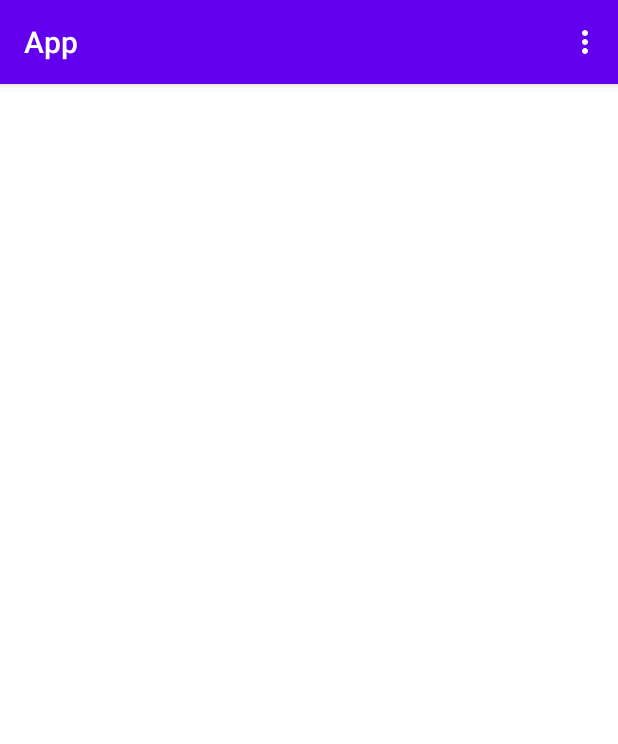
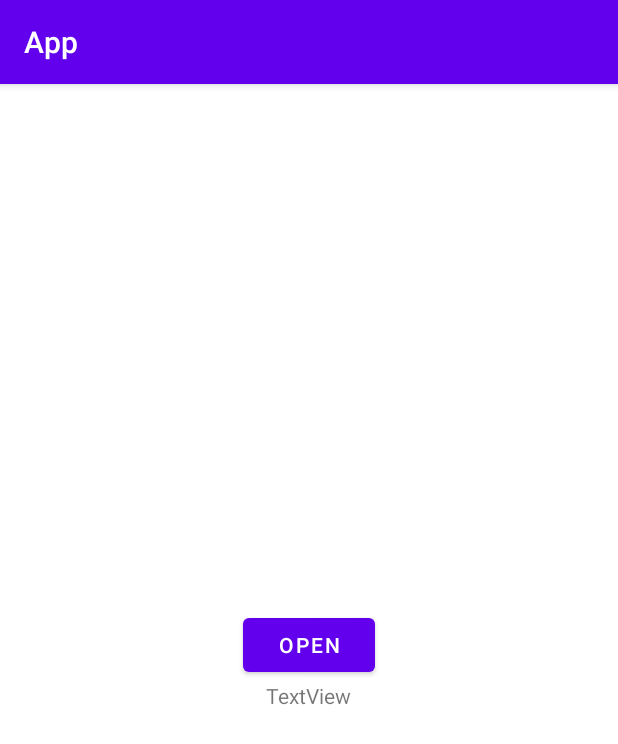
Before and after one commit to leodomitrovic/On-the-influence-of-using-initialization-functions-on-genetic-algorithms-solving-combinatorial-optim, an Android app: the MainActivity screen opened directly, with no data from a screen before it, on a phone screen of 412 x 824 dp. Shown: the top 744 px of the screen. Run offline under Robolectric (Android 15) with nearby library versions, the phone set to English and light mode, and no system bars; our stand-ins replace Firebase (no records; nobody signed in at launch, a user with empty details on screens opened directly).

Commit message:
Dodano učitavanje slike ili videa iz memorije te čitanje lokacijskih podataka iz slike

```diff
--- a/App/app/build.gradle
+++ b/App/app/build.gradle
@@ -9,7 +9,7 @@ android {
 
     defaultConfig {
         applicationId "com.example.app"
-        minSdkVersion 16
+        minSdkVersion 23
         targetSdkVersion 30
         versionCode 1
         versionName "1.0"
@@ -38,6 +38,7 @@ dependencies {
     implementation 'com.google.firebase:firebase-auth:19.2.0'
     implementation 'com.google.firebase:firebase-firestore:22.1.1'
     implementation 'com.google.firebase:firebase-database:19.7.0'
+    implementation 'com.google.firebase:firebase-storage:19.2.1'
     testImplementation 'junit:junit:4.+'
     androidTestImplementation 'androidx.test.ext:junit:1.1.2'
     androidTestImplementation 'androidx.test.espresso:espresso-core:3.3.0'
@@ -45,4 +46,5 @@ dependencies {
     implementation 'com.google.firebase:firebase-analytics'
     implementation 'com.google.firebase:firebase-auth'
     implementation 'com.google.firebase:firebase-firestore'
+    implementation 'com.squareup.picasso:picasso:2.5.2'
 }
--- a/App/app/src/main/AndroidManifest.xml
+++ b/App/app/src/main/AndroidManifest.xml
@@ -1,6 +1,8 @@
 <?xml version="1.0" encoding="utf-8"?>
 <manifest xmlns:android="http://schemas.android.com/apk/res/android"
     package="com.example.app">
+
+    <uses-permission android:name="android.permission.INTERNET" />
 
     <application
         android:allowBackup="true"
--- a/App/app/src/main/java/com/example/app/MainActivity.java
+++ b/App/app/src/main/java/com/example/app/MainActivity.java
@@ -1,87 +1,94 @@
 package com.example.app;
 
 import androidx.annotation.NonNull;
+import androidx.annotation.RequiresApi;
 import androidx.appcompat.app.AppCompatActivity;
 
 import android.content.Intent;
+import android.location.Location;
+import android.media.ExifInterface;
+import android.net.Uri;
+import android.os.Build;
 import android.os.Bundle;
-import android.util.Log;
 import android.view.Menu;
 import android.view.MenuInflater;
 import android.view.MenuItem;
 import android.view.View;
 import android.widget.Button;
+import android.widget.ImageView;
 import android.widget.TextView;
 import android.widget.Toast;
 
 import com.google.android.gms.tasks.OnCompleteListener;
+import com.google.android.gms.tasks.OnFailureListener;
 import com.google.android.gms.tasks.OnSuccessListener;
 import com.google.android.gms.tasks.Task;
 import com.google.firebase.auth.FirebaseAuth;
 import com.google.firebase.auth.FirebaseUser;
 import com.google.firebase.firestore.CollectionReference;
-import com.google.firebase.firestore.DocumentReference;
-import com.google.firebase.firestore.DocumentSnapshot;
 import com.google.firebase.firestore.FirebaseFirestore;
 import com.google.firebase.firestore.QueryDocumentSnapshot;
 import com.google.firebase.firestore.QuerySnapshot;
+import com.google.firebase.storage.FirebaseStorage;
+import com.google.firebase.storage.StorageReference;
+import com.google.firebase.storage.UploadTask;
+
+import java.io.IOException;
+import java.io.InputStream;
+import java.text.ParseException;
+import java.text.SimpleDateFormat;
 
 public class MainActivity extends AppCompatActivity {
+    private static final int OPEN_DOCUMENT_REQUEST = 1;
     FirebaseAuth auth;
     FirebaseUser user;
+    FirebaseFirestore db;
     String tip;
+    ImageView t;
+    public static final int GALLERY_ACTIVITY_REQUEST_CODE = 2;
 
     @Override
     protected void onCreate(Bundle savedInstanceState) {
         super.onCreate(savedInstanceState);
         setContentView(R.layout.activity_main);
         auth = FirebaseAuth.getInstance();
-        /*user = auth.getCurrentUser();
-        FirebaseFirestore db = FirebaseFirestore.getInstance();
+        t = findViewById(R.id.imageView);
 
-        CollectionReference colRef = db.collection("Users");
-        colRef.get().addOnSuccessListener(new OnSuccessListener<QuerySnapshot>() {
-            @Override
-            public void onSuccess(QuerySnapshot queryDocumentSnapshots) {
-                for (QueryDocumentSnapshot doc : queryDocumentSnapshots) {
-                    String ID = doc.getString("ID");
-                    String email = doc.getString("E-mail");
-                    String type = doc.getString("Type");
-                    if (ID.equals(user.getUid()) && type.equals("1")) {
-                        t.setText(email + ", admin");
-                        break;
-                    } else if (ID.equals(user.getUid()) && type.equals("2")) {
-                        t.setText(email + ", korisnik");
-                        break;
-                    }
-                }
-            }
-        });*/
-
-        TextView t = findViewById(R.id.textView);
-        Intent intent = getIntent();
-        tip = intent.getStringExtra("Tip");
-        t.setText(tip);
-
-        /*Button b = findViewById(R.id.button3);
+        Button b = findViewById(R.id.button4);
         b.setOnClickListener(new View.OnClickListener() {
             @Override
             public void onClick(View v) {
-                auth.signOut();
-                finish();
-                startActivity(new Intent(MainActivity.this, Login.class));
+                Intent galleryIntent = new Intent();
+                galleryIntent.setType("*/*");
+                galleryIntent.setAction(Intent.ACTION_GET_CONTENT);
+                startActivityForResult(Intent.createChooser(galleryIntent, "Select Photo/Video"), GALLERY_ACTIVITY_REQUEST_CODE);
             }
-        });*/
+        });
     }
 
     @Override
     public boolean onCreateOptionsMenu(Menu menu) {
         MenuInflater inflater = getMenuInflater();
-        if (tip.equals("1")) {
-            inflater.inflate(R.menu.menu_admin, menu);
-        } else {
-            inflater.inflate(R.menu.menu, menu);
-        }
+        user = auth.getCurrentUser();
+        db = FirebaseFirestore.getInstance();
+
+        CollectionReference colRef1 = db.collection("Users");
+        colRef1.get().addOnSuccessListener(new OnSuccessListener<QuerySnapshot>() {
+            @Override
+            public void onSuccess(QuerySnapshot queryDocumentSnapshots) {
+                for (QueryDocumentSnapshot doc : queryDocumentSnapshots) {
+                    String ID = doc.getString("ID");
+                    if (doc.getString("ID").equals(user.getUid())) {
+                        tip = doc.getString("Type");
+                        if (tip.equals("1")) {
+                            inflater.inflate(R.menu.menu_admin, menu);
+                        } else {
+                            inflater.inflate(R.menu.menu, menu);
+                        }
+                    }
+                }
+            }
+        });
         return true;
     }
 
@@ -99,7 +106,7 @@ public class MainActivity extends AppCompatActivity {
                     public void onSuccess(QuerySnapshot queryDocumentSnapshots) {
                         for (QueryDocumentSnapshot doc : queryDocumentSnapshots) {
                             if (doc.getString("ID").equals(user.getUid())) {
-                                finish();
+                                //finish();
                                 String name = doc.getString("Full name");
                                 String email = doc.getString("E-mail");
                                 String ID = doc.getId();
@@ -132,4 +139,65 @@ public class MainActivity extends AppCompatActivity {
                 return super.onOptionsItemSelected(item);
         }
     }
+
+    @Override
+    protected void onActivityResult(int requestCode, int resultCode, Intent data) {
+        super.onActivityResult(requestCode, resultCode, data);
+        if (requestCode == GALLERY_ACTIVITY_REQUEST_CODE) {
+            if (resultCode != RESULT_OK) return;
+            FirebaseStorage storage = FirebaseStorage.getInstance();
+            StorageReference storageRef = storage.getReference();
+            String AlphaNumericString = "ABCDEFGHIJKLMNOPQRSTUVWXYZ0123456789abcdefghijklmnopqrstuvxyz";
+            StringBuilder sb = new StringBuilder(10);
+            for (int i = 0; i < 10; i++) {
+                int index = (int)(AlphaNumericString.length() * Math.random());
+                sb.append(AlphaNumericString.charAt(index));
+            }
+            StorageReference mountainsRef = storageRef.child(sb.toString() + ".jpg");
+            StorageReference mountainImagesRef = storageRef.child(user.getEmail());
+            mountainsRef.getName().equals(mountainImagesRef.getName());
+            mountainsRef.getPath().equals(mountainImagesRef.getPath());
+            Uri uri1 = data.getData();
+            UploadTask uploadTask = mountainsRef.putFile(uri1);
+            uploadTask.addOnFailureListener(new OnFailureListener() {
+                @Override
+                public void onFailure(@NonNull Exception exception) {
+                    Toast.makeText(MainActivity.this, exception.toString(), Toast.LENGTH_LONG).show();
+                }
+            }).addOnSuccessListener(new OnSuccessListener<UploadTask.TaskSnapshot>() {
+                @Override
+                public void onSuccess(UploadTask.TaskSnapshot taskSnapshot) {
+                    taskSnapshot.getMetadata().getReference().getDownloadUrl().addOnCompleteListener(new OnCompleteListener<Uri>() {
+                        @RequiresApi(api = Build.VERSION_CODES.N)
+                        @Override
+                        public void onComplete(@NonNull Task<Uri> task) {
+                            if (task.isSuccessful()) {
+                                try {
+                                    InputStream in;
+                                    TextView o = findViewById(R.id.textView);
+                                    in = getContentResolver().openInputStream(uri1);
+                                    ExifInterface exif = new ExifInterface(in);
+                                    Location loc = new Location("");
+                                    float[] latlong = new float[2] ;
+                                    if(exif.getLatLong(latlong)){
+                                        loc.setLatitude(latlong[0]);
+                                        loc.setLongitude(latlong[1]);
+                                        o.setText(loc.toString());
+                                        //45.260509 15.217208
+                                    }
+                                    String date = exif.getAttribute(ExifInterface.TAG_DATETIME);
+                                    SimpleDateFormat fmt_Exif = new SimpleDateFormat("yyyy:MM:dd HH:mm:ss");
+                                    loc.setTime(fmt_Exif.parse(date).getTime());
+                                } catch (IOException | ParseException e) {
+                                    e.printStackTrace();
+                                }
+                            } else {
+                                Toast.makeText(MainActivity.this, task.getException().toString(), Toast.LENGTH_LONG).show();
+                            }
+                        }
+                    });
+                }
+            });
+        }
+    }
 }
--- a/App/app/src/main/res/layout/activity_main.xml
+++ b/App/app/src/main/res/layout/activity_main.xml
@@ -4,12 +4,29 @@
     xmlns:tools="http://schemas.android.com/tools"
     android:layout_width="match_parent"
     android:layout_height="match_parent"
+    android:gravity="center"
     android:orientation="vertical"
-    tools:context=".MainActivity">
+    android:visibility="visible"
+    tools:context=".MainActivity"
+    tools:visibility="visible">
+
+    <Button
+        android:id="@+id/button4"
+        android:layout_width="wrap_content"
+        android:layout_height="wrap_content"
+        android:gravity="center"
+        android:text="@string/open" />
+
+    <ImageView
+        android:id="@+id/imageView"
+        android:layout_width="wrap_content"
+        android:layout_height="wrap_content"
+        android:contentDescription="@string/todo" />
 
     <TextView
         android:id="@+id/textView"
         android:layout_width="wrap_content"
-        android:layout_height="wrap_content" />
+        android:layout_height="wrap_content"
+        android:text="TextView" />
 
 </LinearLayout>
--- a/App/app/src/main/res/values/strings.xml
+++ b/App/app/src/main/res/values/strings.xml
@@ -7,4 +7,7 @@
     <string name="lozinka">Lozinka</string>
     <string name="spremi">Spremi</string>
     <string name="dodaj_admina">Dodaj admina</string>
+    <string name="open">Open</string>
+    <string name="textview">TextView</string>
+    <string name="todo">TODO</string>
 </resources>
--- a/App/build.gradle
+++ b/App/build.gradle
@@ -5,7 +5,7 @@ buildscript {
         jcenter()
     }
     dependencies {
-        classpath "com.android.tools.build:gradle:4.1.2"
+        classpath 'com.android.tools.build:gradle:4.1.3'
         classpath 'com.google.gms:google-services:4.3.5'
         // NOTE: Do not place your application dependencies here; they belong
         // in the individual module build.gradle files
```
Also changed, not shown: App/app/src/main/res/drawable/_08168107_10224040391745619_3976938653716974340_n.jpg (added).
